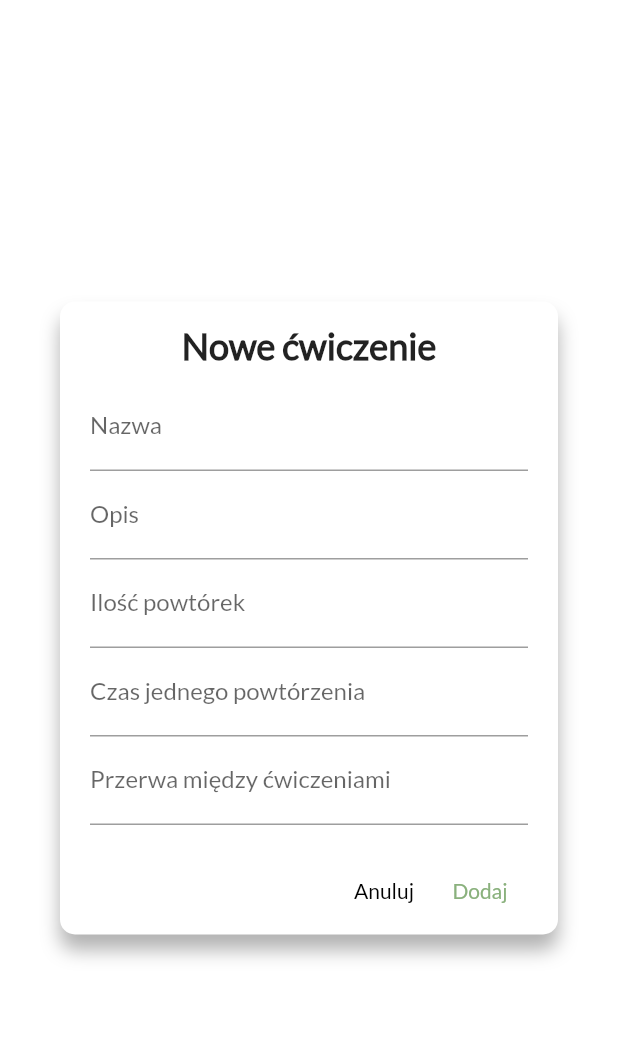
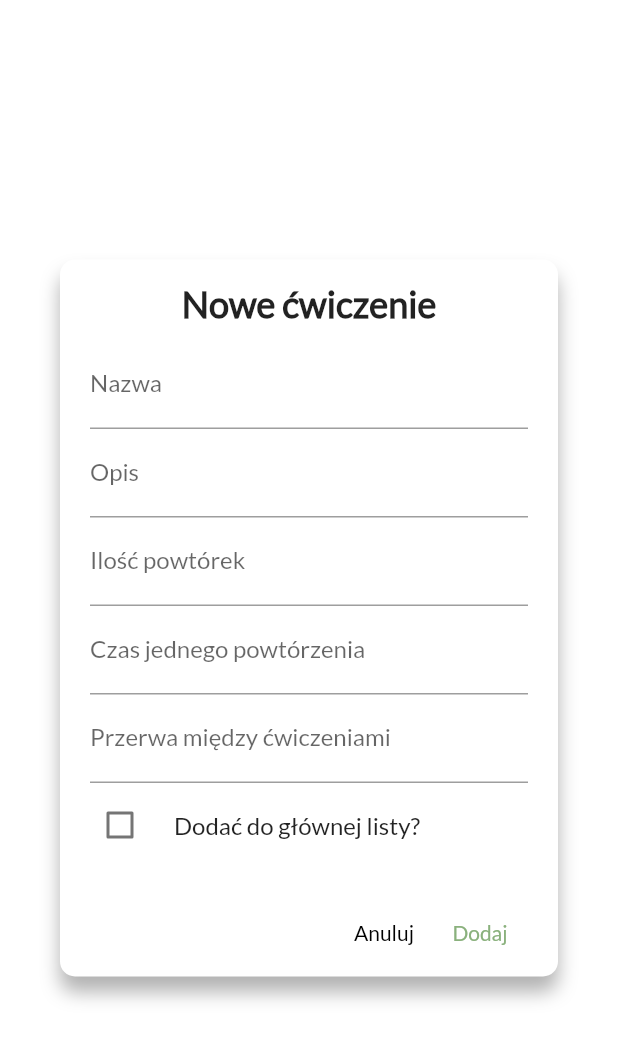
Before and after one commit to hanyska/knee_acl_mcl, a Flutter app: the ExerciseFormDialog widget shown alone on an empty page, opened directly, on a phone screen of 412 x 824 dp. Shown: the top 1040 px of the screen. Run offline on Flutter 3.47's test engine with Material 2 defaults, Android fonts, the light colour scheme and no system bars; our stand-ins replace cloud_firestore, firebase_auth, firebase_core, flutter_slidable, flutter_svg, flutter_tts and 6 more; accounts and stored records are empty.

Commit message:
Updated exercise model

```diff
--- a/lib/exercises/widgets/exercise_form_dialog.dart
+++ b/lib/exercises/widgets/exercise_form_dialog.dart
@@ -41,6 +41,20 @@ class _ExerciseFormDialogState extends State<ExerciseFormDialog> {
   TextEditingController _repeatController = TextEditingController();
   TextEditingController _timeController = TextEditingController();
   TextEditingController _pauseTimeController = TextEditingController();
+  bool _isInMainList = false;
+
+  @override
+  void initState() {
+    if (widget.exercise != null) {
+      _titleController.text = widget.exercise!.title;
+      _subtitleController.text = widget.exercise!.subtitle;
+      _repeatController.text = widget.exercise!.repeat.toString();
+      _timeController.text = widget.exercise!.time.inSeconds.toString();
+      _pauseTimeController.text = widget.exercise!.pauseTime.inSeconds.toString();
+      _isInMainList = widget.exercise!.inMainList;
+    }
+    super.initState();
+  }
 
   void onAddExercise() {
     _progressBar.show();
@@ -49,6 +63,8 @@ class _ExerciseFormDialogState extends State<ExerciseFormDialog> {
       subtitle: _subtitleController.text,
       repeat: NumberUtils.toInt(_repeatController.text) ?? 0,
       time: Duration(seconds: NumberUtils.toInt(_timeController.text) ?? 0),
+      inMainList: _isInMainList,
+      orderId: 0,
     )).then((value) {
       Toaster.show('Pomyślnie dodano ćwiczenie!');
       _progressBar.hide();
@@ -61,11 +77,11 @@ class _ExerciseFormDialogState extends State<ExerciseFormDialog> {
     ExercisesService.updatedExercise(Exercise(
       id: widget.exercise!.id,
       orderId: widget.exercise!.orderId,
-      group: widget.exercise!.group,
       title: _titleController.text,
       subtitle: _subtitleController.text,
       repeat: NumberUtils.toInt(_repeatController.text) ?? 0,
       time: Duration(seconds: NumberUtils.toInt(_timeController.text) ?? 0),
+      inMainList: _isInMainList,
     )).then((value) {
       Toaster.show('Pomyślnie zaktualizowano ćwiczenie!');
       _progressBar.hide();
@@ -113,6 +129,14 @@ class _ExerciseFormDialogState extends State<ExerciseFormDialog> {
             suffixText: 's'
           ),
         ),
+        CheckboxListTile(
+          contentPadding: EdgeInsets.all(0),
+          controlAffinity: ListTileControlAffinity.leading,
+          value: _isInMainList,
+          onChanged: (bool? newValue) => setState(() => _isInMainList = newValue ?? false),
+          title: Text('Dodać do głównej listy?'),
+          tristate: true,
+        ),
       ],
     );
   }
@@ -137,19 +161,6 @@ class _ExerciseFormDialogState extends State<ExerciseFormDialog> {
     );
   }
 
-
-  @override
-  void initState() {
-    if (widget.exercise != null) {
-      _titleController.text = widget.exercise!.title;
-      _subtitleController.text = widget.exercise!.subtitle;
-      _repeatController.text = widget.exercise!.repeat.toString();
-      _timeController.text = widget.exercise!.time.inSeconds.toString();
-      _pauseTimeController.text = widget.exercise!.pauseTime.inSeconds.toString();
-    }
-    super.initState();
-  }
-
   @override
   Widget build(BuildContext context) {
     return CustomDialog(
--- a/lib/exercises/widgets/exercise_model.dart
+++ b/lib/exercises/widgets/exercise_model.dart
@@ -1,7 +1,3 @@
-import 'package:knee_acl_mcl/helpers/main_helper.dart';
-
-enum ExerciseGroup {LEVEL1, LEVEL2, LEVEL3, ALL}
-
 class Exercise {
   final String? id;
   int? orderId;
@@ -10,7 +6,6 @@ class Exercise {
   final Duration pauseTime;
   final String title;
   final String subtitle;
-  final List<ExerciseGroup> group;
   bool inMainList;
 
   Exercise({
@@ -21,7 +16,6 @@ class Exercise {
     this.pauseTime = const Duration(seconds: 3),
     required this.title,
     required this.subtitle,
-    this.group = const [ExerciseGroup.LEVEL1],
     this.inMainList = false
   });
 
@@ -33,15 +27,10 @@ class Exercise {
     'pauseTime': pauseTime.inSeconds,
     'title': title,
     'subtitle': subtitle,
-    'group': group.map((e) => MainHelper.enumToString(e)).toList(),
     'inMainList': inMainList,
   };
 
-  factory Exercise.fromJson(String id, Map<String, dynamic> json) {
-    List<ExerciseGroup> _groups = [];
-    json['group'].forEach((e) => _groups.add(MainHelper.enumFromString(e, ExerciseGroup.values)!));
-
-    return new Exercise(
+  factory Exercise.fromJson(String id, Map<String, dynamic> json) => Exercise(
     id: id,
     orderId: json['orderId'],
     time: Duration(seconds: json['time']),
@@ -49,10 +38,8 @@ class Exercise {
     pauseTime: Duration(seconds: json['pauseTime']),
     title: json['title'],
     subtitle: json['subtitle'],
-      group: _groups,
     inMainList: json['inMainList'] ?? false,
   );
-  }
 
   static List<Exercise> fromJsonToList(dynamic json) => List<Exercise>
     .from((json as List)
--- a/lib/helpers/custom_dialog.dart
+++ b/lib/helpers/custom_dialog.dart
@@ -20,6 +20,7 @@ class CustomDialog extends StatelessWidget {
       ),
       elevation: 0.0,
       backgroundColor: Colors.transparent,
+      child: SingleChildScrollView(
         child: Container(
           padding: EdgeInsets.symmetric(horizontal: 20.0),
           decoration: new BoxDecoration(
@@ -53,6 +54,7 @@ class CustomDialog extends StatelessWidget {
               SizedBox(height: 5.0),
             ],
           ),
+        ),
       )
     );
   }
```
Also changed, not shown: lib/providers/exercises_service.dart (+0 -15 lines). Lines whose indentation alone changed are shown as unchanged.
